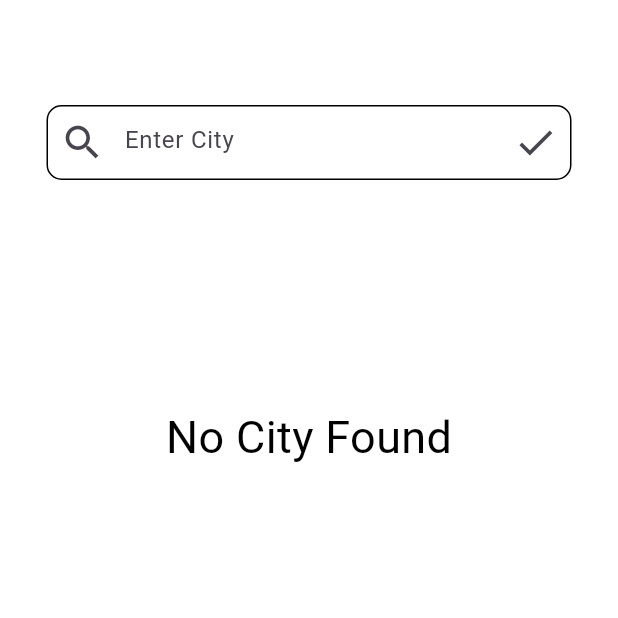
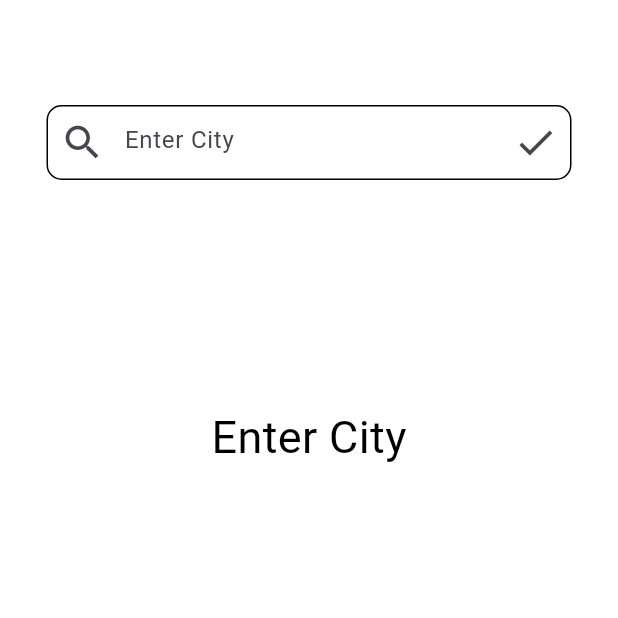
Before and after one commit to KHUBAIB-MEO/Weather-App, a Flutter app: the screen it shows after launch, on a phone screen of 412 x 824 dp, the top half of it. Run offline on Flutter 3.47's test engine with Material 3 defaults, Android fonts, the phone set to English and light mode, and no system bars; our stand-ins replace lottie.

Commit message:
Weather App

```diff
--- a/lib/screens/weather.dart
+++ b/lib/screens/weather.dart
@@ -28,6 +28,7 @@ class _WeatherState extends State<Weather> {
   String imageShow = "";
   int? weatherId;
   int statusCode = 0;
+  bool isLoading = false;
 
   void imagePicker(int id, String backgroundColor) {
     if (id == 200 || id == 211 || id == 232) {
@@ -41,7 +42,7 @@ class _WeatherState extends State<Weather> {
       imageShow = "assets/animation_widgets/rain.json";
     } else if (id == 800 && backgroundColor == "d") {
       imageShow = "assets/animation_widgets/sunny clear day.json";
-    } else if (id == 801 || id == 804 || id == 803) {
+    } else if (id == 801 || id == 802 || id == 804 || id == 803) {
       imageShow = "assets/animation_widgets/cloudy.json";
     } else if (id == 701 || id == 711 || id == 741 || id == 721) {
       imageShow = "assets/animation_widgets/fog.json";
@@ -51,6 +52,9 @@ class _WeatherState extends State<Weather> {
   }
 
   void getWeatherData(String city) async {
+    setState(() {
+      isLoading = true;
+    });
     String baseUrl =
         "https://api.openweathermap.org/data/2.5/weather?q=$city&appid=675556f33d7e1777e499f101eaf8310e";
     Uri url = Uri.parse(baseUrl);
@@ -70,12 +74,15 @@ class _WeatherState extends State<Weather> {
         bgColor = weatherData["weather"][0]["icon"];
         bgColor = bgColor![2];
         weatherId = weatherData["weather"][0]["id"];
+        isLoading = false;
         imagePicker(weatherId!, bgColor!);
       });
     } else {
       setState(() {
         bgColor = null;
         statusCode = response.statusCode;
+        isLoading = false;
+        //print(" 123456 $statusCode");
       });
     }
   }
@@ -123,6 +130,7 @@ class _WeatherState extends State<Weather> {
                           onPressed: () {
                             String trimmedControllerText =
                                 searchCity.text.trim();
+                            FocusScope.of(context).unfocus();
                             getWeatherData(trimmedControllerText);
                             //setState(() {});
                           },
@@ -132,7 +140,18 @@ class _WeatherState extends State<Weather> {
                           ))),
                 ),
               ),
-              statusCode != 200
+              isLoading == true
+                  ? const Column(
+                      children: [
+                        SizedBox(
+                          height: 150,
+                        ),
+                        Center(
+                          child: CircularProgressIndicator(),
+                        )
+                      ],
+                    )
+                  : statusCode == 404
                       ? Column(
                           children: [
                             const SizedBox(
@@ -141,7 +160,22 @@ class _WeatherState extends State<Weather> {
                             Text(
                               "No City Found",
                               style: TextStyle(
-                              color: ColorConstants.bgNightColor, fontSize: 30),
+                                  color: ColorConstants.bgNightColor,
+                                  fontSize: 30),
+                            ),
+                          ],
+                        )
+                      : statusCode == 0
+                          ? Column(
+                              children: [
+                                const SizedBox(
+                                  height: 150,
+                                ),
+                                Text(
+                                  "Enter City",
+                                  style: TextStyle(
+                                      color: ColorConstants.bgNightColor,
+                                      fontSize: 30),
                                 ),
                               ],
                             )
```
Lines whose indentation alone changed are shown as unchanged.
